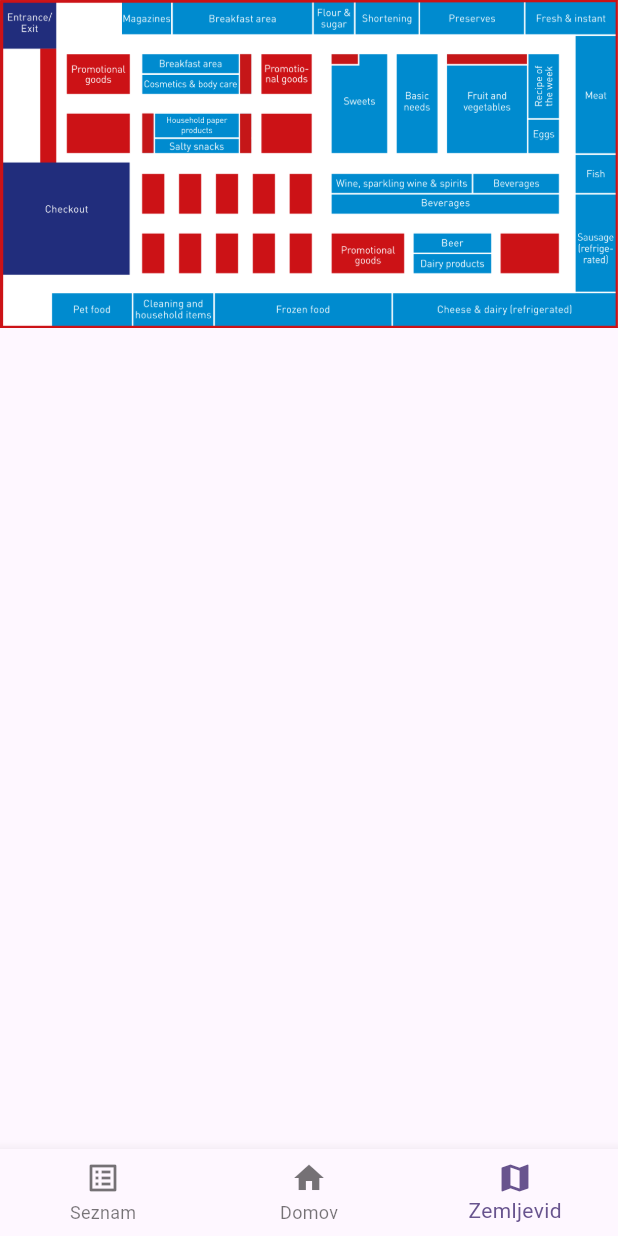
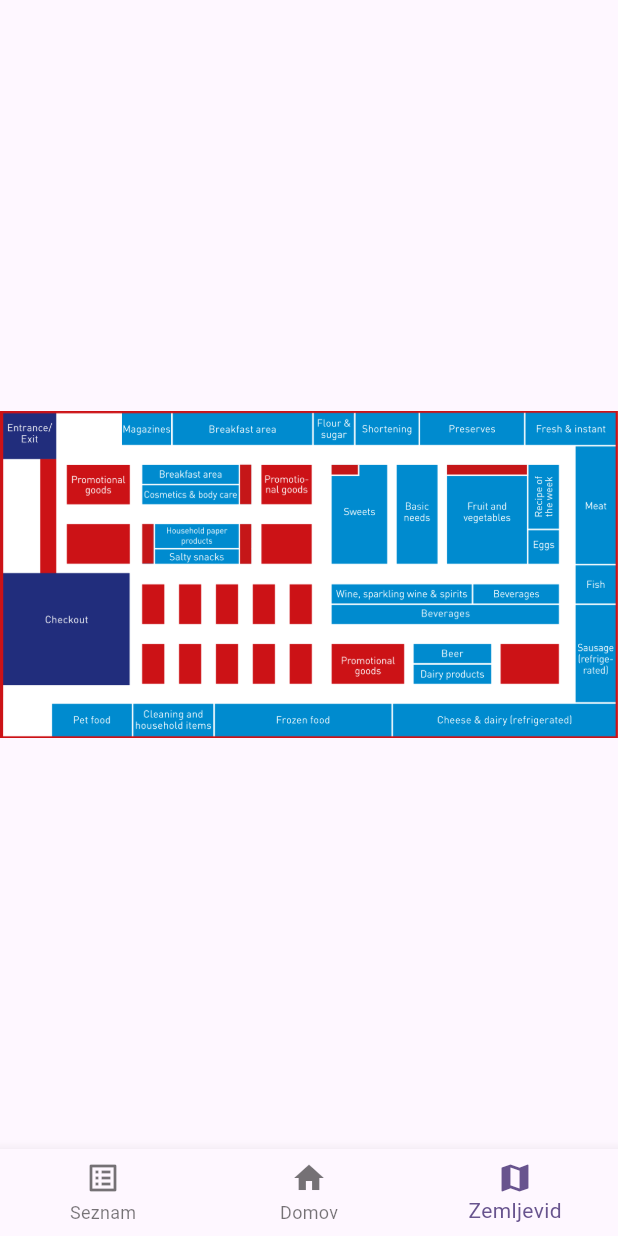
Before and after one commit to samolego/dhack24, a Flutter app: the screen it shows after launch, item 3 of the bottom bar chosen, on a phone screen of 412 x 824 dp. Run offline on Flutter 3.47's test engine with Material 3 defaults, Android fonts, the phone set to English and light mode, and no system bars; our stand-ins replace supabase_flutter; accounts and stored records are empty.

Commit message:
fix (kinda) image size

```diff
--- a/mobile/lib/ui/screen/MapScreen.dart
+++ b/mobile/lib/ui/screen/MapScreen.dart
@@ -15,29 +15,41 @@ class MapScreen extends StatefulWidget {
 class _MapScreenState extends State<MapScreen> {
   @override
   Widget build(BuildContext context) {
+    //final image = Image.asset('assets/map.png', height: 100, width:100);
     final image = Image.asset('assets/map.png');
+
+
     final imageSize = MediaQuery.of(context).size;
     return InteractiveViewer(
       boundaryMargin: const EdgeInsets.all(20.0),
       minScale: 0.1,
       maxScale: 5.6,
       child: Center(
-        child: SizedBox(
-          width: imageSize.width,
-          height: imageSize.height,
+
           child: Stack(
             children: [
               image,
               CustomPaint(
+                size: getImageSize(imageSize),
                 // Use CustomPaint to draw objects on top of the image
                 painter: ProductMarkerPainter(widget.getObjPositions()),
               ),
             ],
           ),
-        ),
       ),
     );
   }
+
+  //method to get image size:
+  //FUJ
+  Size getImageSize(Size imageSize) {
+    var h = 1280;
+    var w = 2412;
+    var h_rel = (imageSize.width / w) * h;
+    var w_rel = imageSize.width;
+    return Size(w_rel,h_rel);
+  }
+
 }
 
 // Custom Painter class to draw objects on canvas
@@ -52,7 +64,6 @@ class ProductMarkerPainter extends CustomPainter {
       ..color = Colors.red
       ..strokeWidth = 2.0
       ..style = PaintingStyle.stroke;
-
     for (var position in objectPositions) {
       final offset =
           Offset(position.dx * size.width, position.dy * size.height);
```
